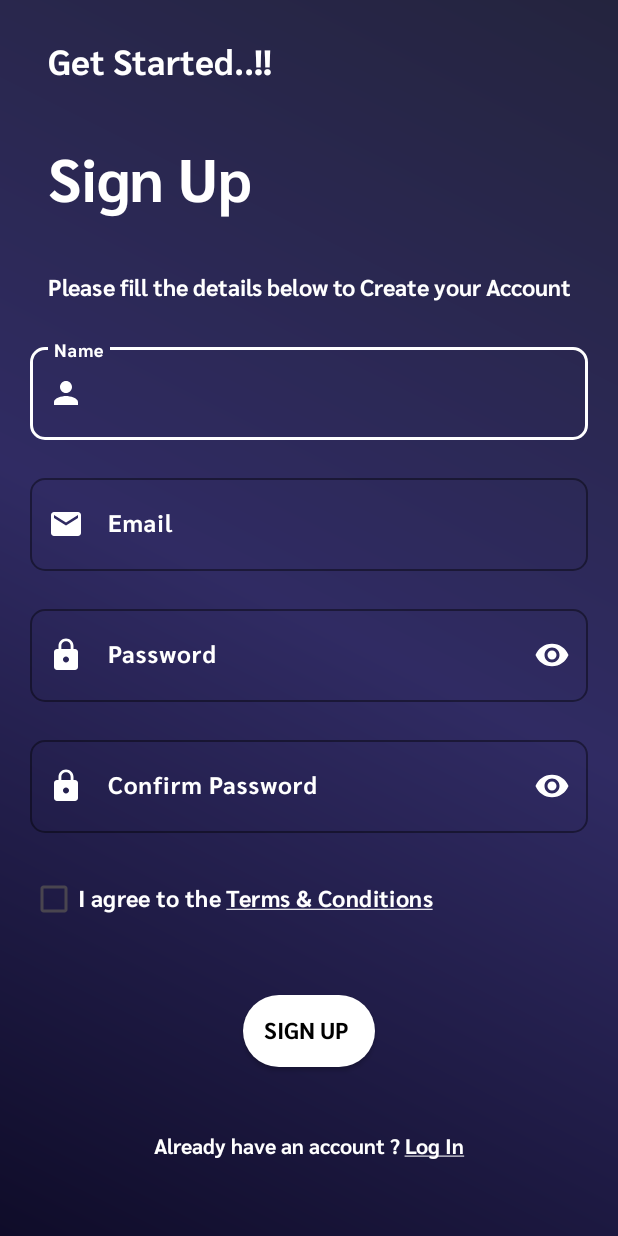
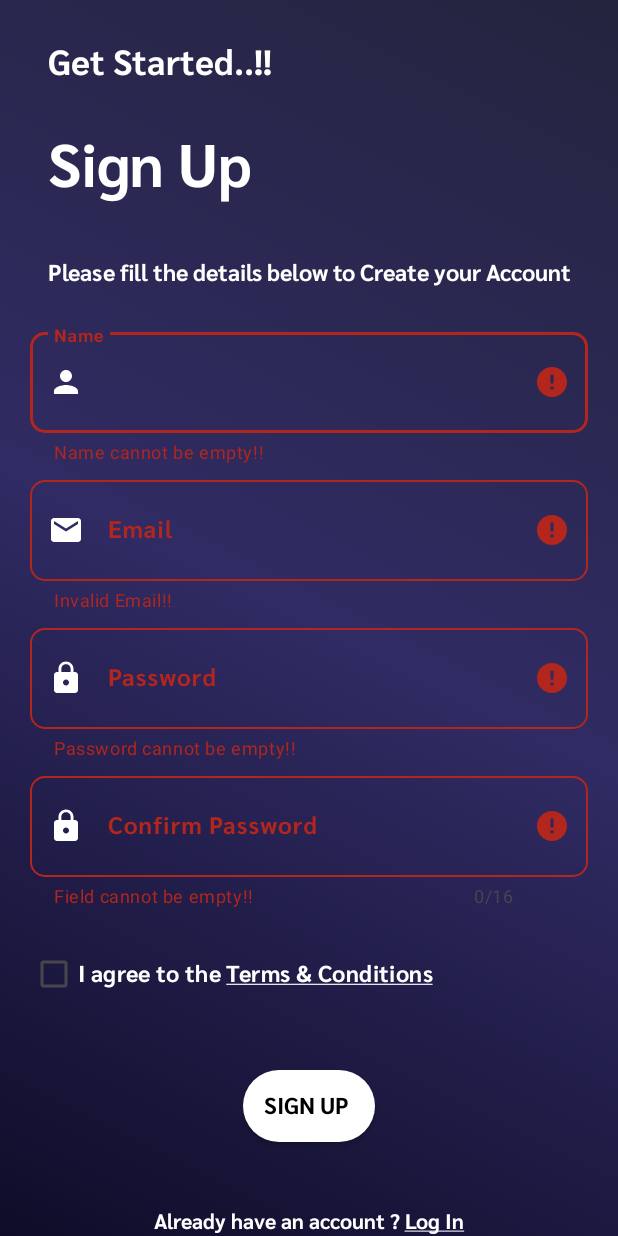
Before and after one commit to Pratik-96/AssignMate, an Android app: the screen it shows after launch (SignUp), after a tap on "SIGN UP", on a phone screen of 412 x 824 dp. Run offline under Robolectric (Android 15) with nearby library versions, the phone set to English and light mode, and no system bars; our stand-ins replace Firebase (no records; nobody signed in at launch, a user with empty details on screens opened directly).

Commit message:
changed the positions of errors in Login.java and SignUp.java to improve UX and changed the alignment of document_design.xml to left instead of center.

```diff
--- a/app/src/main/java/com/example/assignmate/SignUp.java
+++ b/app/src/main/java/com/example/assignmate/SignUp.java
@@ -18,6 +18,7 @@ import android.widget.ProgressBar;
 import android.widget.TextView;
 import android.widget.Toast;
 
+import com.example.assignmate.databinding.ActivitySignUpBinding;
 import com.google.android.gms.tasks.OnCompleteListener;
 import com.google.android.gms.tasks.Task;
 import com.google.android.material.textfield.TextInputLayout;
@@ -35,6 +36,8 @@ public class SignUp extends AppCompatActivity {
     CheckBox chkbox;
 
     ProgressBar progressBar;
+
+    ActivitySignUpBinding binding;
 
     Button button;
     FirebaseAuth mAuth;
@@ -57,7 +60,8 @@ public class SignUp extends AppCompatActivity {
     @Override
     protected void onCreate(Bundle savedInstanceState) {
         super.onCreate(savedInstanceState);
-        setContentView(R.layout.activity_sign_up);
+        binding=ActivitySignUpBinding.inflate(getLayoutInflater());
+        setContentView(binding.getRoot());
 
         mAuth=FirebaseAuth.getInstance();
         name = (EditText) findViewById(R.id.name);
@@ -77,6 +81,26 @@ public class SignUp extends AppCompatActivity {
         button=findViewById(R.id.button);
 
         Pass2.setLongClickable(false);
+
+        binding.name.addTextChangedListener(new TextWatcher() {
+            @Override
+            public void beforeTextChanged(CharSequence charSequence, int i, int i1, int i2) {
+
+            }
+
+            @Override
+            public void onTextChanged(CharSequence charSequence, int i, int i1, int i2) {
+                    if (!binding.name.getText().toString().isEmpty())
+                    {
+                        binding.nameLayout.setError("");
+                    }
+            }
+
+            @Override
+            public void afterTextChanged(Editable editable) {
+
+            }
+        });
 
         chkbox.setOnCheckedChangeListener(new CompoundButton.OnCheckedChangeListener() {
             @Override
@@ -106,16 +130,16 @@ public class SignUp extends AppCompatActivity {
                     boolean iscontainspc=matcher.find();
                     if (iscontainspc)
                     {
-                        Pass1.setError(null);
+                        binding.pasLayout.setError(null);
 
                     }
                     else {
-                        Pass1.setError("Weak Password!!");
+                        binding.pasLayout.setError("Weak Password!!");
                     }
                 }
                 else
                 {
-                    Pass1.setError("Password Length Must be atleast 8 Characters long");
+                    binding.pasLayout.setError("Password Length Must be atleast 8 Characters long");
                 }
             }
 
@@ -135,9 +159,9 @@ public class SignUp extends AppCompatActivity {
                 String key = Pass1.getText().toString();
                 String key2 = Pass2.getText().toString();
                 if (!key.equals(key2)) {         // Password checking
-                    Pass2.setError("Passwords are not matching!!");
+                    binding.cnfpassLayout.setError("Passwords are not matching");
                 } else {
-                    Pass2.setError(null);
+                    binding.cnfpassLayout.setError(null);
                 }
             }
 
@@ -156,9 +180,11 @@ public class SignUp extends AppCompatActivity {
             public void onTextChanged(CharSequence charSequence, int i, int i1, int i2) {
                 String mail = charSequence.toString();
                 if (!mail.isEmpty() && Patterns.EMAIL_ADDRESS.matcher(mail).matches()) {
-                    email.setError(null);
+//                    email.setError("");
+                    binding.emailLayout.setError("");
                 } else {
-                    email.setError("Invalid Email!!"); }
+//                    email.setError("Invalid Email!!");
+                }
             }
 
             @Override
@@ -181,6 +207,8 @@ public class SignUp extends AppCompatActivity {
         inProgress(true);
         if (!key.equals(key2)) {         // Password checking
             flag = false;
+            binding.cnfpassLayout.setError("Passwords are not matching!!");
+
 //            progressBar.setVisibility(View.GONE);
         } else {
             flag = true;
@@ -192,11 +220,26 @@ public class SignUp extends AppCompatActivity {
 
         if (!mail.isEmpty() && Patterns.EMAIL_ADDRESS.matcher(mail).matches()) {
             mailchk = true;
+
         } else {
             mailchk = false;
+            binding.emailLayout.setError("Invalid Email!!");
 //            progressBar.setVisibility(View.GONE);
         }
         String str = name.getText().toString();
+        if (str.isEmpty())
+        {
+            binding.nameLayout.setError("Name cannot be empty!!");
+        }
+        if (binding.password.getText().toString().isEmpty())
+        {
+            binding.pasLayout.setError("Password cannot be empty!!");
+        }
+        if (binding.cnfpass.getText().toString().isEmpty())
+        {
+            binding.cnfpassLayout.setError("Field cannot be empty!!");
+        }
+
 //
 
 
@@ -262,7 +305,7 @@ public class SignUp extends AppCompatActivity {
             button.setVisibility(View.GONE);
             progressBar.setVisibility(View.VISIBLE);
             progressBar.setVisibility(View.GONE);
-            Toast.makeText(this, "Please Enter all the fields Correctly!!", Toast.LENGTH_SHORT).show();
+            Toast.makeText(this, "Please enter all the fields correctly!!", Toast.LENGTH_SHORT).show();
             button.setVisibility(View.VISIBLE);
         }
     }
--- a/app/src/main/res/layout/activity_sign_up.xml
+++ b/app/src/main/res/layout/activity_sign_up.xml
@@ -10,6 +10,7 @@
     <ScrollView
         android:layout_width="match_parent"
         android:layout_height="match_parent"
+        android:scrollbars="none"
         >
         <LinearLayout
             android:layout_width="match_parent"
@@ -37,7 +38,7 @@
                 android:layout_width="match_parent"
                 android:layout_height="wrap_content"
                 android:layout_marginStart="32dp"
-                android:layout_marginTop="20dp"
+                android:layout_marginTop="10dp"
                 android:fontFamily="@font/sarabun"
                 android:layout_marginEnd="20dp"
                 android:text="Sign Up"
@@ -63,7 +64,7 @@
                 android:id="@+id/nameLayout"
 
                 android:layout_width="match_parent"
-                android:layout_height="67dp"
+                android:layout_height="wrap_content"
                 android:layout_marginStart="20dp"
                 android:layout_marginTop="20dp"
                 android:layout_marginEnd="20dp"
@@ -99,15 +100,14 @@
             <com.google.android.material.textfield.TextInputLayout
                 android:layout_width="match_parent"
                 android:id="@+id/emailLayout"
-                android:layout_height="67dp"
-
+                android:layout_height="wrap_content"
                 app:boxCornerRadiusTopEnd="10dp"
                 app:boxCornerRadiusBottomEnd="10dp"
                 app:boxCornerRadiusTopStart="10dp"
                 app:boxCornerRadiusBottomStart="10dp"
                 app:boxBackgroundMode="outline"
+                android:layout_marginTop="5dp"
                 android:layout_gravity="center"
-                android:layout_marginTop="20dp"
                 android:layout_marginStart="20dp"
                 android:clipToPadding="false"
                 android:elevation="10dp"
@@ -142,11 +142,12 @@
 
             <com.google.android.material.textfield.TextInputLayout
                 android:layout_width="match_parent"
-                android:layout_height="67dp"
+                android:layout_height="wrap_content"
                 android:layout_gravity="center"
                 app:boxBackgroundMode="outline"
                 android:id="@+id/pasLayout"
-                android:layout_marginTop="20dp"
+                android:layout_marginTop="5dp"
+
                 android:layout_marginStart="20dp"
                 android:clipToPadding="false"
                 android:elevation="10dp"
@@ -186,10 +187,11 @@
 
             <com.google.android.material.textfield.TextInputLayout
                 android:layout_width="match_parent"
-                android:layout_height="67dp"
+                android:layout_height="wrap_content"
+                android:layout_marginTop="5dp"
+
                 android:id="@+id/cnfpassLayout"
                 android:layout_gravity="center"
-                android:layout_marginTop="20dp"
                 app:boxCornerRadiusTopEnd="10dp"
                 app:boxCornerRadiusBottomEnd="10dp"
                 app:boxCornerRadiusTopStart="10dp"
```
Also changed, not shown: app/src/main/java/com/example/assignmate/Login.java (+31 -7 lines), app/src/main/res/layout/activity_login.xml (+6 -5 lines), app/src/main/res/layout/document_design.xml (+5 -4 lines).
